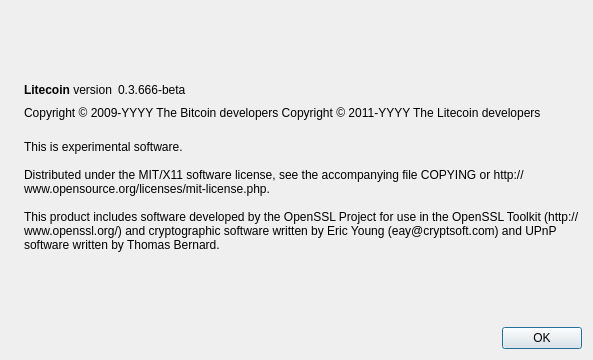
Before: the Qt Designer form src/qt/forms/aboutdialog.ui in koheihamada/hamacoin, drawn with Qt 5.
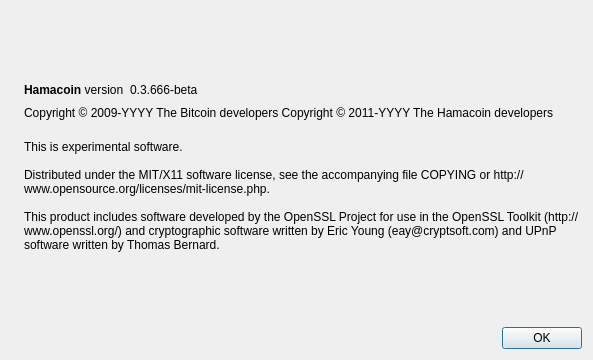
After: the same form once the commit is applied. Icons and pictures are not drawn.

What changed in the file:
```diff
--- a/src/qt/forms/aboutdialog.ui
+++ b/src/qt/forms/aboutdialog.ui
@@ -50,7 +50,7 @@
           <cursorShape>IBeamCursor</cursorShape>
          </property>
          <property name="text">
-          <string>&lt;b&gt;Litecoin&lt;/b&gt; version</string>
+          <string>&lt;b&gt;Hamacoin&lt;/b&gt; version</string>
          </property>
          <property name="textInteractionFlags">
           <set>Qt::LinksAccessibleByMouse|Qt::TextSelectableByKeyboard|Qt::TextSelectableByMouse</set>
@@ -92,7 +92,7 @@
        </property>
        <property name="text">
         <string notr="true">Copyright &amp;copy; 2009-YYYY The Bitcoin developers
-Copyright &amp;copy; 2011-YYYY The Litecoin developers</string>
+Copyright &amp;copy; 2011-YYYY The Hamacoin developers</string>
        </property>
        <property name="textFormat">
         <enum>Qt::RichText</enum>
```
Left out of the diff: 2 changed lines with no effect on the pictures.
